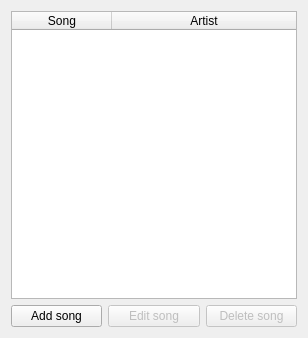
Before: the Qt Designer form app/resources/modules/karaoke/options.ui in xerp/projections, drawn with Qt 5.
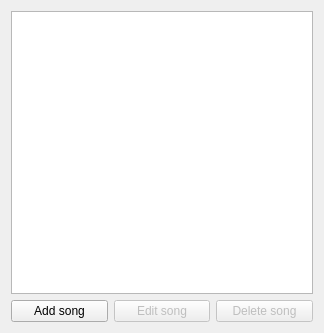
After: the same form once the commit is applied. Icons and pictures are not drawn.

```diff
--- a/app/resources/modules/karaoke/options.ui
+++ b/app/resources/modules/karaoke/options.ui
@@ -6,8 +6,8 @@
    <rect>
     <x>0</x>
     <y>0</y>
-    <width>308</width>
-    <height>338</height>
+    <width>324</width>
+    <height>333</height>
    </rect>
   </property>
   <property name="windowTitle">
@@ -18,18 +18,32 @@
     <layout class="QVBoxLayout" name="verticalLayout">
      <item>
       <widget class="QTableWidget" name="lstSongs">
+       <property name="showDropIndicator" stdset="0">
+        <bool>false</bool>
+       </property>
+       <property name="selectionMode">
+        <enum>QAbstractItemView::SingleSelection</enum>
+       </property>
+       <property name="showGrid">
+        <bool>false</bool>
+       </property>
        <property name="gridStyle">
         <enum>Qt::SolidLine</enum>
        </property>
        <property name="columnCount">
-        <number>2</number>
+        <number>3</number>
        </property>
-       <attribute name="horizontalHeaderStretchLastSection">
-        <bool>true</bool>
+       <attribute name="horizontalHeaderVisible">
+        <bool>false</bool>
        </attribute>
-       <attribute name="verticalHeaderStretchLastSection">
+       <attribute name="verticalHeaderVisible">
         <bool>false</bool>
        </attribute>
+       <column>
+        <property name="text">
+         <string>ID</string>
+        </property>
+       </column>
        <column>
         <property name="text">
          <string>Song</string>
```
